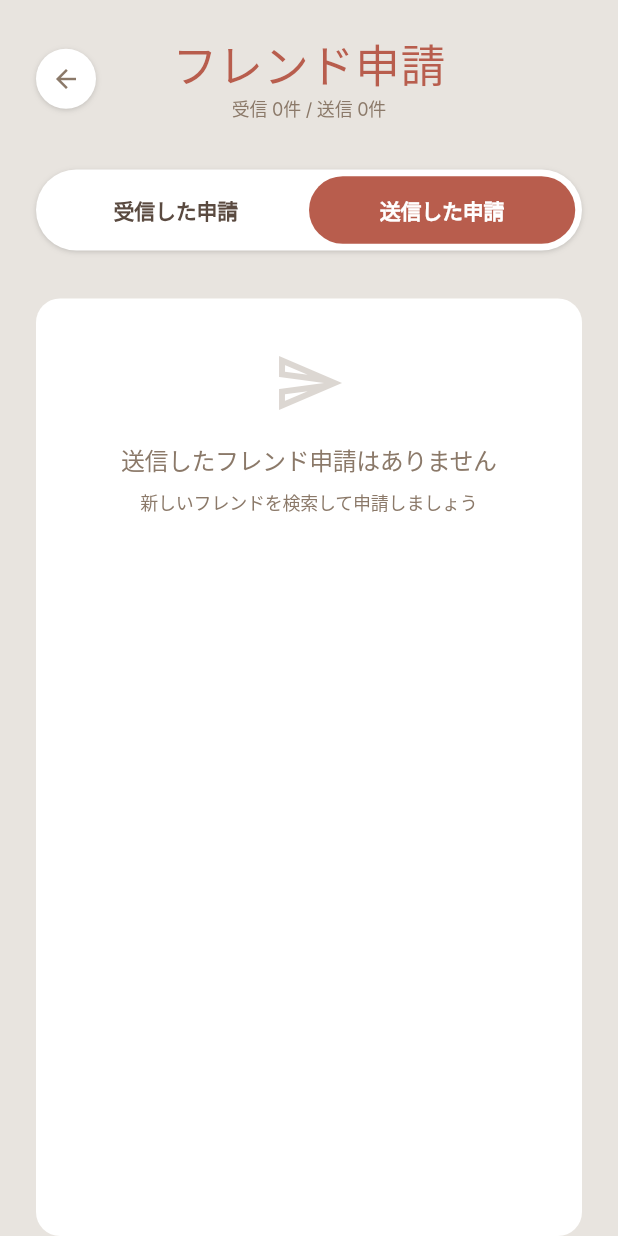
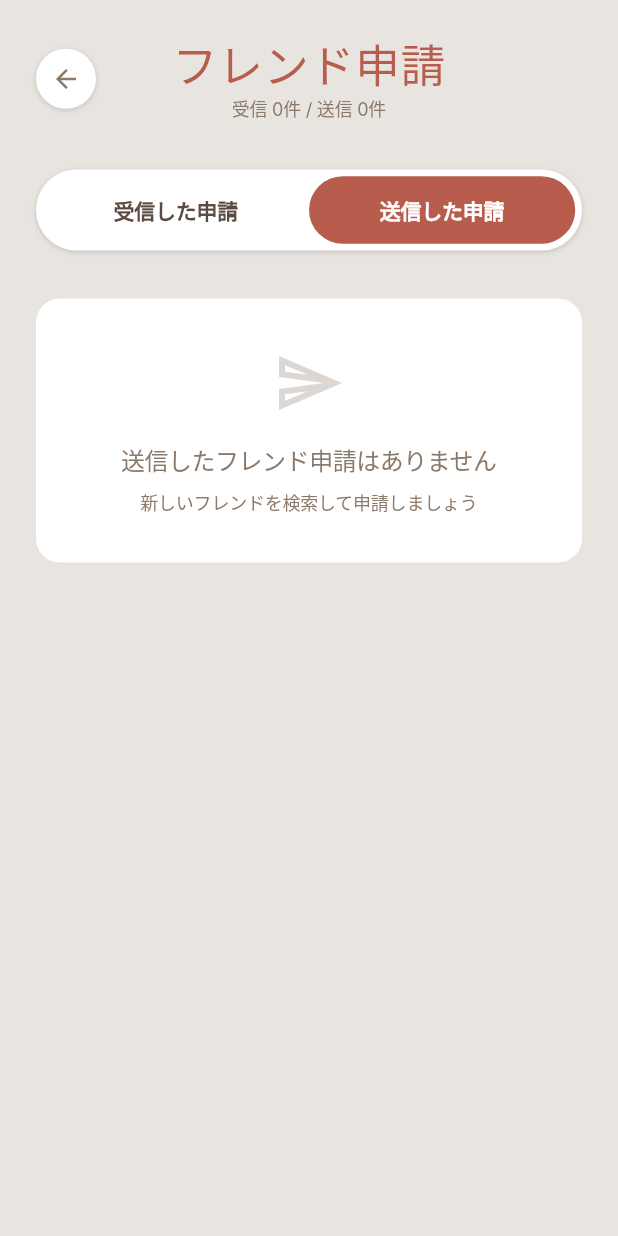
Before and after one commit to hoshido-k/imane, a Flutter app: the FriendRequestsScreen screen opened by its route, after a tap on "送信した申請", on a phone screen of 412 x 824 dp. Run offline on Flutter 3.47's test engine with Material 3 defaults, Android fonts, the phone set to English and light mode, and no system bars; our stand-ins replace connectivity_plus, firebase_auth, firebase_core, firebase_messaging, flutter_local_notifications, geolocator and 4 more; missing offline and left inert: background_location; accounts and stored records are empty; generated files the repository leaves out were written again; network calls fail; Roboto replaces fonts that are missing (Inter).

Commit message:
Fix: Remove excessive vertical whitespace in empty state cards
- Add Align widget with topCenter alignment to position empty state cards at the top
- Maintains ConstrainedBox to prevent clipping during scroll-to-refresh
- Ensures consistent top alignment across all empty state screens

This fix addresses the excessive white space issue while preserving the previous fixes for:
- Scroll-to-reload clipping issue
- Schedule icon (calendar instead of bell)
- Friend avatar display in schedule creation

```diff
--- a/mobile/lib/screens/friends/friend_requests_screen.dart
+++ b/mobile/lib/screens/friends/friend_requests_screen.dart
@@ -323,6 +323,8 @@ class _FriendRequestsScreenState extends State<FriendRequestsScreen> {
                 constraints: BoxConstraints(
                   minHeight: constraints.maxHeight,
                 ),
+                child: Align(
+                  alignment: Alignment.topCenter,
                   child: Padding(
                     padding: const EdgeInsets.symmetric(horizontal: 24),
                     child: Container(
@@ -362,6 +364,7 @@ class _FriendRequestsScreenState extends State<FriendRequestsScreen> {
                               ),
                             ),
                           ],
+                        ),
                       ),
                     ),
                   ),
@@ -622,6 +625,8 @@ class _FriendRequestsScreenState extends State<FriendRequestsScreen> {
                 constraints: BoxConstraints(
                   minHeight: constraints.maxHeight,
                 ),
+                child: Align(
+                  alignment: Alignment.topCenter,
                   child: Padding(
                     padding: const EdgeInsets.symmetric(horizontal: 24),
                     child: Container(
@@ -661,6 +666,7 @@ class _FriendRequestsScreenState extends State<FriendRequestsScreen> {
                               ),
                             ),
                           ],
+                        ),
                       ),
                     ),
                   ),
--- a/mobile/lib/screens/notification/notification_history_screen.dart
+++ b/mobile/lib/screens/notification/notification_history_screen.dart
@@ -319,6 +319,8 @@ class _NotificationHistoryScreenState extends State<NotificationHistoryScreen> {
                 constraints: BoxConstraints(
                   minHeight: constraints.maxHeight,
                 ),
+                child: Align(
+                  alignment: Alignment.topCenter,
                   child: Padding(
                     padding: const EdgeInsets.all(24),
                     child: Container(
@@ -360,6 +362,7 @@ class _NotificationHistoryScreenState extends State<NotificationHistoryScreen> {
                             ),
                             const SizedBox(height: 12),
                           ],
+                        ),
                       ),
                     ),
                   ),
--- a/mobile/lib/screens/schedule/schedule_list_screen.dart
+++ b/mobile/lib/screens/schedule/schedule_list_screen.dart
@@ -452,7 +452,10 @@ class _ScheduleListScreenState extends State<ScheduleListScreen> with WidgetsBin
                 constraints: BoxConstraints(
                   minHeight: constraints.maxHeight,
                 ),
-                child: _buildEmptyState(),
+                child: Align(
+                  alignment: Alignment.topCenter,
+                  child: _buildEmptyState(),
+                ),
               ),
             );
           },
```
Lines whose indentation alone changed are shown as unchanged.
